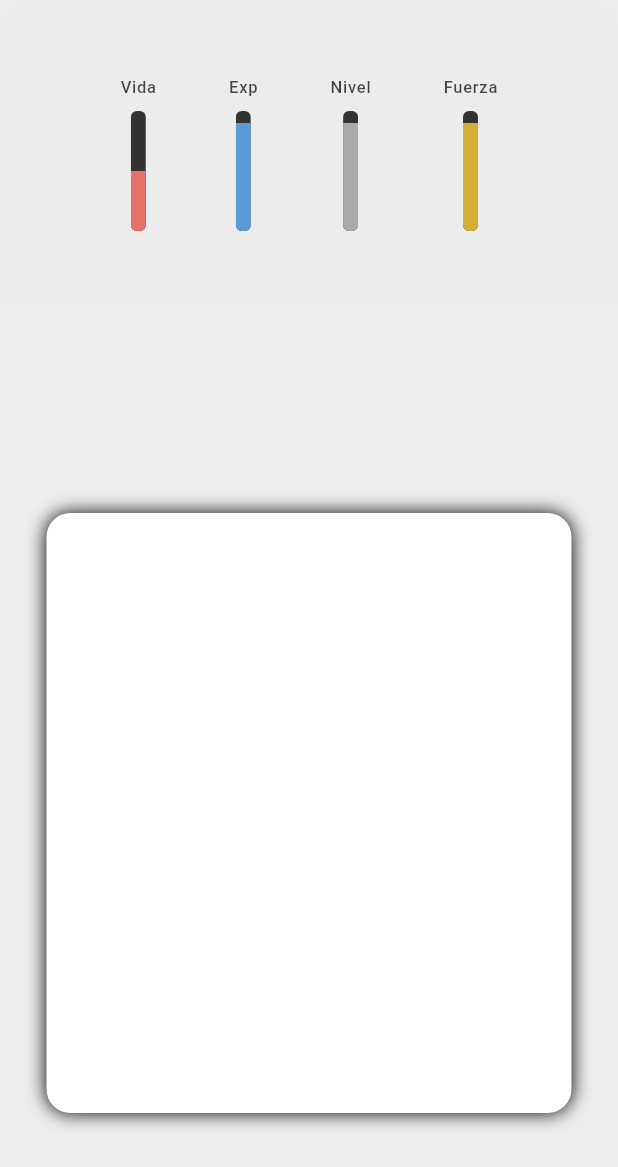
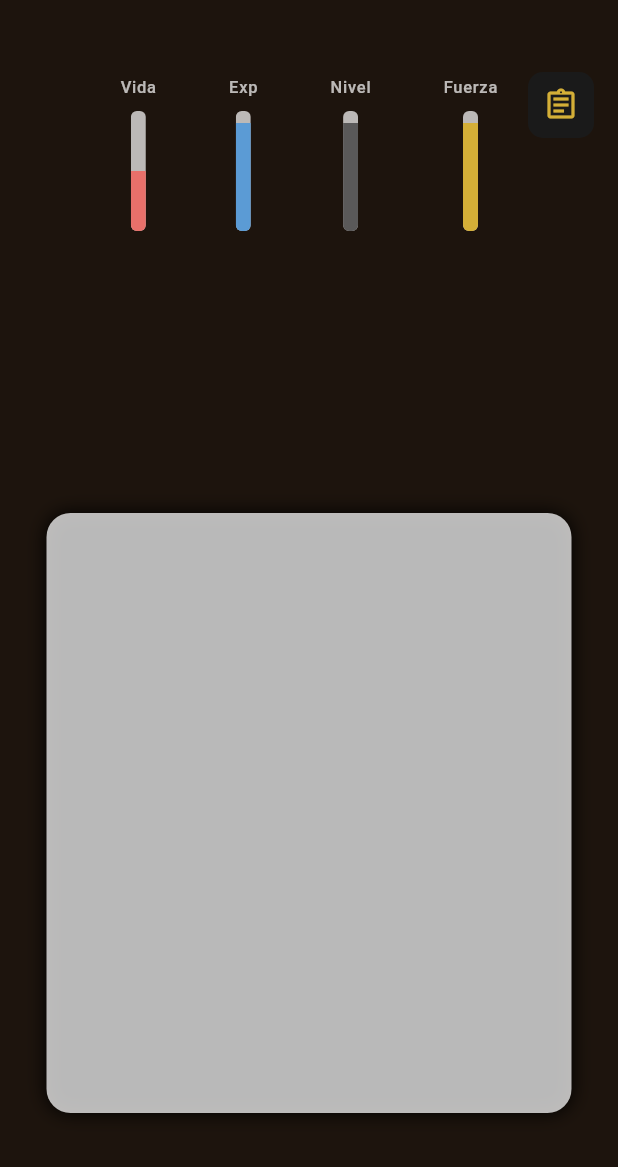
Before and after one commit to rocioxx/ProyectoFinalGrado, a Flutter app: the CardScreen screen opened directly, on a phone screen of 412 x 824 dp. Shown: the top 1167 px of the screen. Run offline on Flutter 3.47's test engine with Material 3 defaults, Android fonts, the phone set to English and light mode, and no system bars.

Commit message:
Avance de misiones

```diff
--- a/proyectofinalgrado/lib/screens/card_screen.dart
+++ b/proyectofinalgrado/lib/screens/card_screen.dart
@@ -2,6 +2,7 @@ import 'package:flutter/material.dart';
 import '../widgets/swipe_card.dart';
 import '../widgets/stats_panel.dart';
 import '../state/stats_controller.dart';
+import '../widgets/missions_panel.dart';
 
 // Las tres fases posibles de la carta en cada momento:
 // - idle    → el usuario puede arrastrarla libremente
@@ -17,7 +18,13 @@ class CardScreen extends StatefulWidget {
 }
 
 class _CardScreenState extends State<CardScreen> with TickerProviderStateMixin {
-  final _stats = StatsController(vida: 0.5, experiencia: 0.9, nivel: 0.9, fuerza: 0.9);
+  final _stats = StatsController(
+    vida: 0.5,
+    experiencia: 0.9,
+    nivel: 0.9,
+    fuerza: 0.9,
+  );
+
   // Desplazamiento horizontal acumulado mientras el usuario arrastra
   double _x = 0;
   // Fase actual de la carta (controla qué se muestra en el build)
@@ -130,7 +137,7 @@ class _CardScreenState extends State<CardScreen> with TickerProviderStateMixin {
     const card = SwipeCard();
 
     return Scaffold(
-      backgroundColor: Colors.grey[200],
+      backgroundColor: const Color.fromARGB(255, 29, 20, 13),
       body: Stack(
         children: [
           Center(
@@ -207,6 +214,9 @@ class _CardScreenState extends State<CardScreen> with TickerProviderStateMixin {
               fuerza: _stats.fuerza,
             ),
           ),
+
+          // Botón de misiones arriba a la derecha (encima del StatsPanel)
+          Positioned(top: 48, right: 16, child: const MissionsPanel()),
         ],
       ),
     );
--- /dev/null
+++ b/proyectofinalgrado/lib/widgets/missions_panel.dart
@@ -0,0 +1,163 @@
+import 'package:flutter/material.dart';
+
+class MissionsPanel extends StatefulWidget {
+  const MissionsPanel({super.key});
+
+  @override
+  State<MissionsPanel> createState() => _MissionsPanelState();
+}
+
+class _MissionsPanelState extends State<MissionsPanel>
+    with SingleTickerProviderStateMixin {
+  bool _expanded = false; //variable que indica si el panel esta expandido o no
+  late final AnimationController _ctrl; //controlador de la animacion
+  late final Animation<double> _fadeAnim; //animacion de desvanecimiento
+
+  static const _misiones = [
+    //aqui van todas las misiones del juego
+    _Mision(titulo: 'Derrotar al jefe final', completada: false),
+    _Mision(titulo: 'Recoger 1 poción', completada: false),
+    _Mision(titulo: 'Explorar la mazmorra', completada: false),
+    _Mision(titulo: 'Hablar con el herrero', completada: false),
+  ];
+
+  @override
+  void initState() {
+    super.initState();
+    _ctrl = AnimationController(
+      vsync: this,
+      duration: const Duration(milliseconds: 220),
+    );
+    _fadeAnim = CurvedAnimation(parent: _ctrl, curve: Curves.easeOut);
+  }
+
+  @override
+  void dispose() {
+    //funcion que libera los recursos del controlador
+    _ctrl.dispose();
+    super.dispose();
+  }
+
+  void _toggle() {
+    //funcion que cambia el valor de _expanded y ejecuta la animacion
+    setState(() => _expanded = !_expanded);
+    _expanded ? _ctrl.forward() : _ctrl.reverse();
+  }
+
+  @override
+  Widget build(BuildContext context) {
+    return Column(
+      crossAxisAlignment: CrossAxisAlignment.end,
+      mainAxisSize: MainAxisSize.min,
+      children: [
+        // Botón con el icono de misiones
+        GestureDetector(
+          onTap: _toggle,
+          child: Container(
+            padding: const EdgeInsets.all(10),
+            decoration: BoxDecoration(
+              color: const Color(0xFF1A1A1A),
+              borderRadius: BorderRadius.circular(10),
+            ),
+            child: const Icon(
+              Icons.assignment_outlined,
+              color: Color(0xFFD4AF37),
+              size: 24,
+            ),
+          ),
+        ),
+
+        // Panel desplegable con las misiones
+        AnimatedSize(
+          //duracion de la animacion y que tipo de animacion es y donde se posiciona
+          duration: const Duration(milliseconds: 220),
+          curve: Curves.easeOut,
+          alignment: Alignment.topCenter,
+          child: _expanded
+              ? FadeTransition(
+                  //el ? es como un if y el : es como un else
+                  opacity: _fadeAnim,
+                  child: Container(
+                    margin: const EdgeInsets.only(top: 6),
+                    width: 230,
+                    decoration: BoxDecoration(
+                      color: const Color(0xFF1A1A1A),
+                      borderRadius: BorderRadius.circular(12),
+                    ),
+
+                    child: Column(
+                      crossAxisAlignment: CrossAxisAlignment.start,
+                      mainAxisSize: MainAxisSize
+                          .min, //que ocupe el minimo espacio posible
+                      children: [
+                        //lista de widgets
+                        const Padding(
+                          padding: EdgeInsets.fromLTRB(14, 12, 14, 6),
+                          child: Text(
+                            'Misiones',
+                            style: TextStyle(
+                              color: Color(0xFFD4AF37),
+                              fontWeight: FontWeight.bold,
+                              fontSize: 13,
+                              letterSpacing: 0.8,
+                            ),
+                          ),
+                        ),
+                        const Divider(color: Color(0xFF333333), height: 1),
+                        ..._misiones.map(
+                          (m) => _MisionTile(mision: m),
+                        ), //... es para poder mostrar todas las misiones y que no se choquen con el statspanel
+                        const SizedBox(height: 6),
+                      ],
+                    ),
+                  ),
+                )
+              : const SizedBox.shrink(),
+        ),
+      ],
+    );
+  }
+}
+
+class _MisionTile extends StatelessWidget {
+  const _MisionTile({required this.mision});
+  final _Mision mision;
+
+  @override
+  Widget build(BuildContext context) {
+    return Padding(
+      padding: const EdgeInsets.symmetric(horizontal: 14, vertical: 8),
+      child: Row(
+        children: [
+          Icon(
+            mision.completada
+                ? Icons.check_circle
+                : Icons.radio_button_unchecked,
+            color: mision.completada ? const Color(0xFF5B9BD5) : Colors.white38,
+            size: 16,
+          ),
+          const SizedBox(width: 10),
+          Expanded(
+            child: Text(
+              mision.titulo,
+              style: TextStyle(
+                color: mision.completada ? Colors.white38 : Colors.white70,
+                fontSize: 12,
+                decoration: mision.completada
+                    ? TextDecoration.lineThrough
+                    : TextDecoration.none,
+                decorationColor: Colors.white38,
+              ),
+            ),
+          ),
+        ],
+      ),
+    );
+  }
+}
+
+class _Mision {
+  const _Mision({required this.titulo, required this.completada});
+  final String titulo;
+  final bool completada;
+}
--- a/proyectofinalgrado/lib/widgets/stats_panel.dart
+++ b/proyectofinalgrado/lib/widgets/stats_panel.dart
@@ -19,7 +19,7 @@ class StatsPanel extends StatelessWidget {
     return Container(
       padding: const EdgeInsets.symmetric(horizontal: 32, vertical: 50),
       decoration: const BoxDecoration(
-        color: Color.fromARGB(200, 235, 235, 235),
+        color: Color.fromARGB(255, 29, 20, 13),
         borderRadius: BorderRadius.vertical(top: Radius.circular(20)),
       ),
       child: Row(
@@ -33,7 +33,7 @@ class StatsPanel extends StatelessWidget {
           ),
           _StatBar(
             label: 'Nivel',
-            color: const Color(0xFFAAAAAA),
+            color: const Color.fromARGB(255, 90, 89, 89),
             value: nivel,
           ),
           _StatBar(
@@ -66,7 +66,7 @@ class _StatBar extends StatelessWidget {
         Text(
           label,
           style: const TextStyle(
-            color: Color.fromARGB(179, 0, 0, 0),
+            color: Color.fromARGB(179, 255, 255, 255),
             fontSize: 11,
             fontWeight: FontWeight.w500,
             letterSpacing: 0.5,
@@ -81,7 +81,7 @@ class _StatBar extends StatelessWidget {
             child: Stack(
               alignment: Alignment.bottomCenter,
               children: [
-                Container(color: const Color(0xFF333333)),
+                Container(color: const Color.fromARGB(179, 255, 255, 255)),
                 FractionallySizedBox(
                   heightFactor: value.clamp(0.0, 1.0),
                   child: Container(color: color),
--- a/proyectofinalgrado/lib/widgets/swipe_card.dart
+++ b/proyectofinalgrado/lib/widgets/swipe_card.dart
@@ -12,7 +12,7 @@ class SwipeCard extends StatelessWidget {
       width: 350, //ancho de la carta
       height: 400, //alto de la carta
       decoration: BoxDecoration(
-        color: Colors.white, //color blanco
+        color: const Color.fromARGB(185, 255, 255, 255), //color blanco
         borderRadius: BorderRadius.circular(16), // esquinas redondeadas
         boxShadow: const [
           // Sombra suave para dar sensación de profundidad
```
